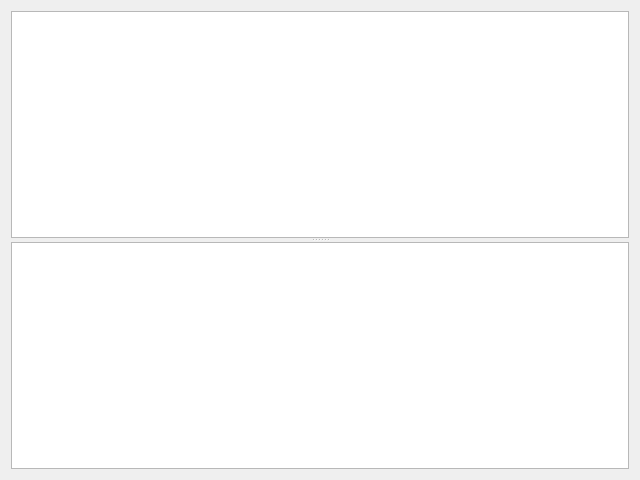
Above: views/datatable.ui from bendalab/NixView before the change. Below: the same form after it.
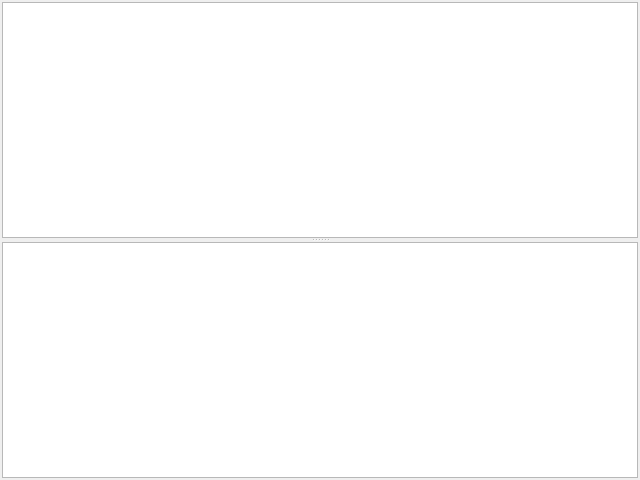
That is the form after the change.

Commit message: [layout] less spacing

Diff of the .ui file:
```diff
--- a/views/datatable.ui
+++ b/views/datatable.ui
@@ -14,6 +14,18 @@
    <string>Form</string>
   </property>
   <layout class="QHBoxLayout" name="horizontalLayout">
+   <property name="leftMargin">
+    <number>2</number>
+   </property>
+   <property name="topMargin">
+    <number>2</number>
+   </property>
+   <property name="rightMargin">
+    <number>2</number>
+   </property>
+   <property name="bottomMargin">
+    <number>2</number>
+   </property>
    <item>
     <widget class="QSplitter" name="splitter">
      <property name="orientation">
```
The commit also changes 1 other file.
